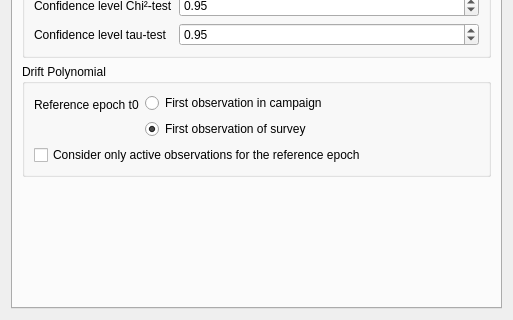
Qt form gravtools/gui/dialog_estimation_settings.ui (ahellers/GravTools) before a commit; both pictures show x 0 to 513 and y 279 to 599 of the 513 by 599 pixel window.
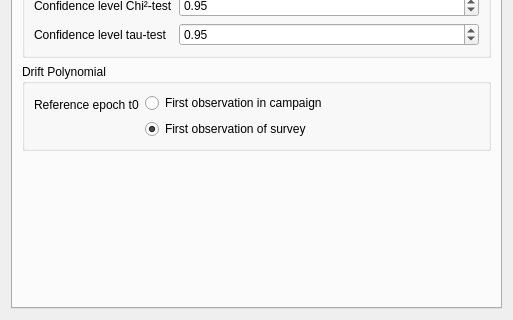
The same form after that commit. The open tabs and pages were chosen to show the change.

Commit message: Added separate dialog for setup data options.

Diff of the .ui file:
```diff
--- a/gravtools/gui/dialog_estimation_settings.ui
+++ b/gravtools/gui/dialog_estimation_settings.ui
@@ -391,19 +391,6 @@
             </item>
            </layout>
           </item>
-          <item>
-           <widget class="QCheckBox" name="checkBox_drift_ref_epoch_active_obs_only">
-            <property name="toolTip">
-             <string>Consider only active observations in the determination of the drift polynomial reference epoch(s).</string>
-            </property>
-            <property name="text">
-             <string>Consider only active observations for the reference epoch</string>
-            </property>
-            <property name="checked">
-             <bool>false</bool>
-            </property>
-           </widget>
-          </item>
          </layout>
         </widget>
        </item>
```
Left out of the diff: 2 changed lines with no effect on the pictures. The commit also changes 7 other files.
